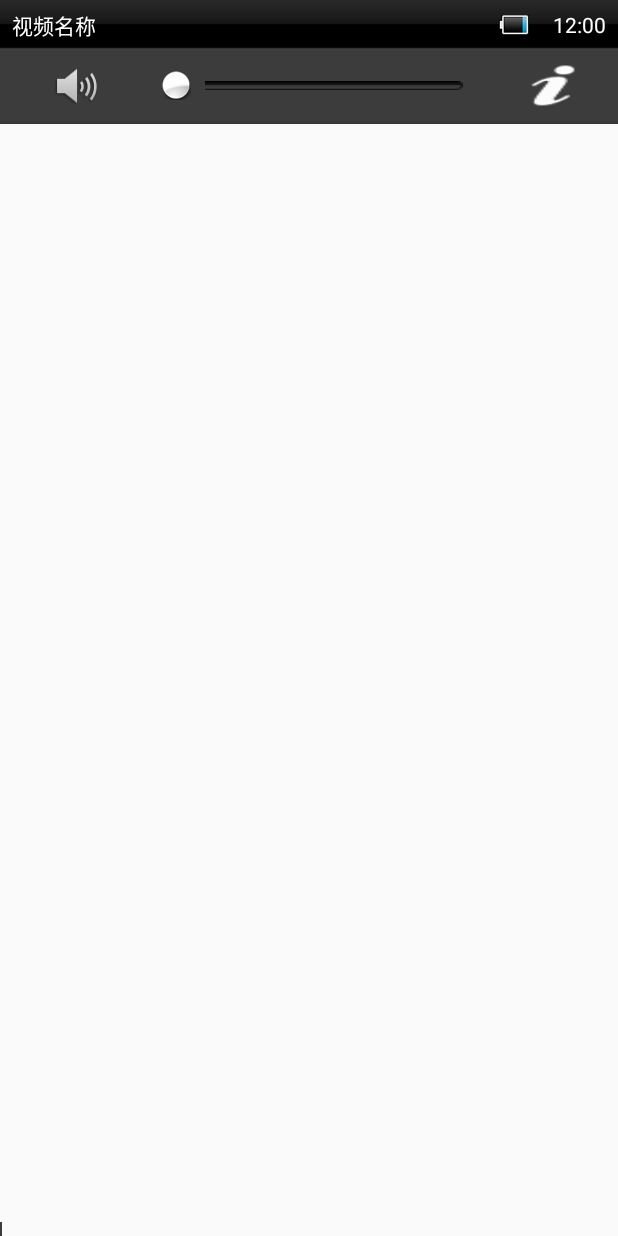
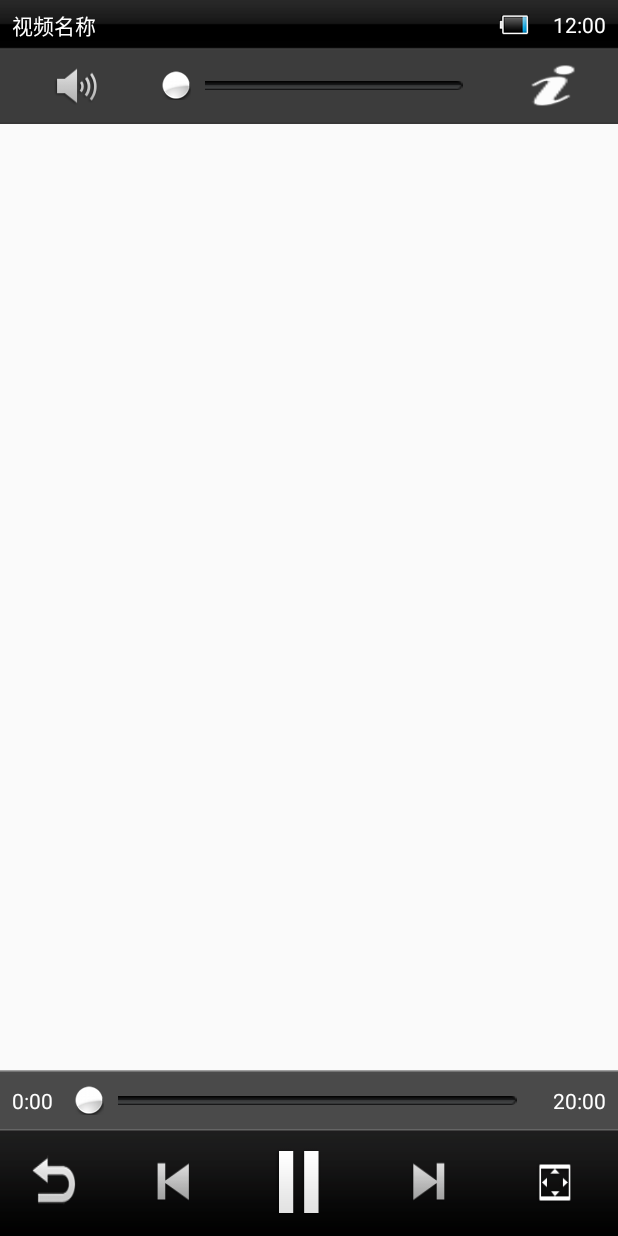
Before and after one commit to MAMAMASIYUAN/MobelPlayerFun, an Android app: the layout media_controller.xml on its own in the app's theme, with its tools: preview values and no code run, on a phone screen of 412 x 824 dp. Run offline under Robolectric (Android 15) with nearby library versions, the phone set to English and light mode, and no system bars.

Commit message:
Layout of bottom controller, implement Start/Pause, Video SeekBar
1. Add layout of bottom video media comtroller.
2. Implement function Start/Pause
3. Implement function Video SeekBar

```diff
--- a/app/src/main/AndroidManifest.xml
+++ b/app/src/main/AndroidManifest.xml
@@ -52,6 +52,7 @@
         <activity android:name=".activity.MainActivity"
             android:configChanges="orientation|keyboardHidden|screenSize"></activity>
         <activity android:name=".activity.SystemVideoPlayer"
+            android:theme="@android:style/Theme.NoTitleBar.Fullscreen"
             android:configChanges="keyboardHidden|screenSize|orientation"></activity>
     </application>
 
--- /dev/null
+++ b/app/src/main/res/drawable/btn_exit_selector.xml
@@ -0,0 +1,5 @@
+<?xml version="1.0" encoding="utf-8"?>
+<selector xmlns:android="http://schemas.android.com/apk/res/android">
+    <item android:state_pressed="false" android:drawable="@drawable/btn_exit"/>
+    <item android:state_pressed="true" android:drawable="@drawable/btn_exit_pressed"/>
+</selector>
--- /dev/null
+++ b/app/src/main/res/drawable/btn_video_next_selector.xml
@@ -0,0 +1,5 @@
+<?xml version="1.0" encoding="utf-8"?>
+<selector xmlns:android="http://schemas.android.com/apk/res/android">
+    <item android:state_pressed="false" android:drawable="@drawable/btn_next_normal"/>
+    <item android:state_pressed="true" android:drawable="@drawable/btn_next_pressed"/>
+</selector>
--- /dev/null
+++ b/app/src/main/res/drawable/btn_video_pause_selector.xml
@@ -0,0 +1,5 @@
+<?xml version="1.0" encoding="utf-8"?>
+<selector xmlns:android="http://schemas.android.com/apk/res/android">
+    <item android:state_pressed="false" android:drawable="@drawable/btn_pause_normal"/>
+    <item android:state_pressed="true" android:drawable="@drawable/btn_pause_pressed"/>
+</selector>
--- /dev/null
+++ b/app/src/main/res/drawable/btn_video_pre_selector.xml
@@ -0,0 +1,6 @@
+<?xml version="1.0" encoding="utf-8"?>
+<selector xmlns:android="http://schemas.android.com/apk/res/android">
+    <item android:state_pressed="false" android:drawable="@drawable/btn_pre_normal"/>
+    <item android:state_pressed="true" android:drawable="@drawable/btn_pre_pressed"/>
+
+</selector>
--- /dev/null
+++ b/app/src/main/res/drawable/btn_video_start_selector.xml
@@ -0,0 +1,5 @@
+<?xml version="1.0" encoding="utf-8"?>
+<selector xmlns:android="http://schemas.android.com/apk/res/android">
+    <item android:state_pressed="false" android:drawable="@drawable/btn_play_normal"/>
+    <item android:state_pressed="true" android:drawable="@drawable/btn_play_pressed"/>
+</selector>
--- /dev/null
+++ b/app/src/main/res/drawable/btn_video_switch_screen_default_selector.xml
@@ -0,0 +1,5 @@
+<?xml version="1.0" encoding="utf-8"?>
+<selector xmlns:android="http://schemas.android.com/apk/res/android">
+    <item android:state_pressed="false" android:drawable="@drawable/btn_default_screen_normal"/>
+    <item android:state_pressed="true" android:drawable="@drawable/btn_default_screen_pressed"/>
+</selector>
--- /dev/null
+++ b/app/src/main/res/drawable/btn_video_switch_screen_full_selector.xml
@@ -0,0 +1,5 @@
+<?xml version="1.0" encoding="utf-8"?>
+<selector xmlns:android="http://schemas.android.com/apk/res/android">
+    <item android:state_pressed="false" android:drawable="@drawable/btn_full_screen_normal"/>
+    <item android:state_pressed="true" android:drawable="@drawable/btn_full_screen_pressed"/>
+</selector>
--- a/app/src/main/res/layout/media_controller.xml
+++ b/app/src/main/res/layout/media_controller.xml
@@ -78,18 +78,91 @@
     <LinearLayout
         android:id="@+id/ll_bottom"
         android:orientation="vertical"
-        android:layout_width="wrap_content"
+        android:layout_width="match_parent"
         android:layout_height="wrap_content"
         android:layout_alignParentBottom="true">
 
         <LinearLayout
-            android:background="@drawable/bg_player_top_control"
+            android:background="@drawable/bg_player_bottom_seekbar"
             android:orientation="horizontal"
             android:gravity="center_vertical"
             android:layout_width="match_parent"
             android:layout_height="wrap_content">
 
+            <TextView
+                android:id="@+id/tv_current_time"
+                android:layout_width="wrap_content"
+                android:layout_height="wrap_content"
+                android:text="0:00"
+                android:textColor="#ffffff"
+                android:layout_marginLeft="8dp"/>
+
+            <SeekBar
+                android:id="@+id/seekbar_video"
+                android:layout_width="match_parent"
+                android:layout_height="wrap_content"
+                android:layout_marginLeft="8dp"
+                android:layout_marginRight="8dp"
+                android:layout_weight="1"
+                android:maxHeight="6dp"
+                android:minHeight="6dp"
+                android:progressDrawable="@drawable/progress_horizontal"
+                android:thumb="@drawable/progress_thumb" />
+
+            <TextView
+                android:id="@+id/tv_duration"
+                android:layout_width="wrap_content"
+                android:layout_height="wrap_content"
+                android:text="20:00"
+                android:textColor="#ffffff"
+                android:layout_marginRight="8dp"
+                 />
         </LinearLayout>
+
+        <LinearLayout
+            android:background="@drawable/bg_player_bottom_control"
+            android:orientation="horizontal"
+            android:gravity="center_vertical"
+            android:layout_width="match_parent"
+            android:layout_height="wrap_content">
+
+            <Button
+                android:id="@+id/btn_exit"
+                android:layout_width="wrap_content"
+                android:layout_height="wrap_content"
+                android:layout_weight="1"
+                android:background="@drawable/btn_exit_selector" />
+
+            <Button
+                android:id="@+id/btn_video_pre"
+                android:layout_width="wrap_content"
+                android:layout_height="wrap_content"
+                android:layout_weight="1"
+                android:background="@drawable/btn_video_pre_selector" />
+
+            <Button
+                android:id="@+id/btn_video_start_pause"
+                android:layout_width="wrap_content"
+                android:layout_height="wrap_content"
+                android:layout_weight="1"
+                android:background="@drawable/btn_video_pause_selector" />
+
+            <Button
+                android:id="@+id/btn_video_next"
+                android:layout_width="wrap_content"
+                android:layout_height="wrap_content"
+                android:layout_weight="1"
+                android:background="@drawable/btn_video_next_selector" />
+
+            <Button
+                android:id="@+id/btn_video_switch_screen"
+                android:layout_width="wrap_content"
+                android:layout_height="wrap_content"
+                android:layout_weight="1"
+                android:background="@drawable/btn_video_switch_screen_full_selector" />
+
+        </LinearLayout>
+
 
     </LinearLayout>
 
```
Also changed, not shown: app/src/main/java/com/example/iori/mobelplayerfun/activity/SystemVideoPlayer.java (+140 -4 lines).
